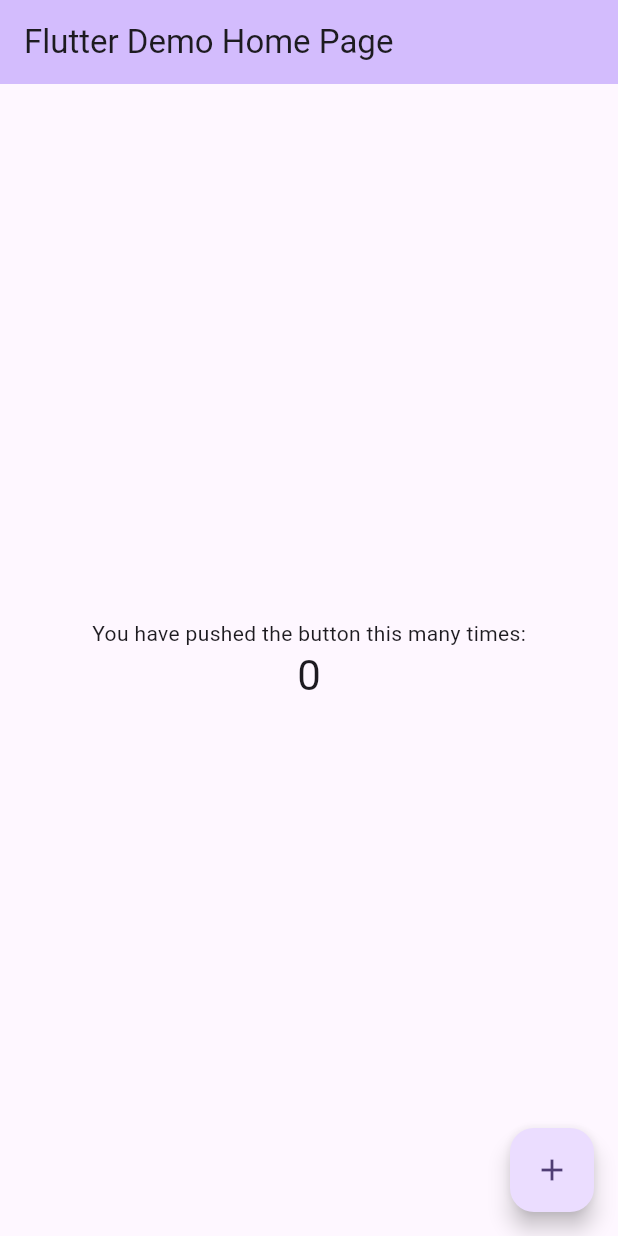
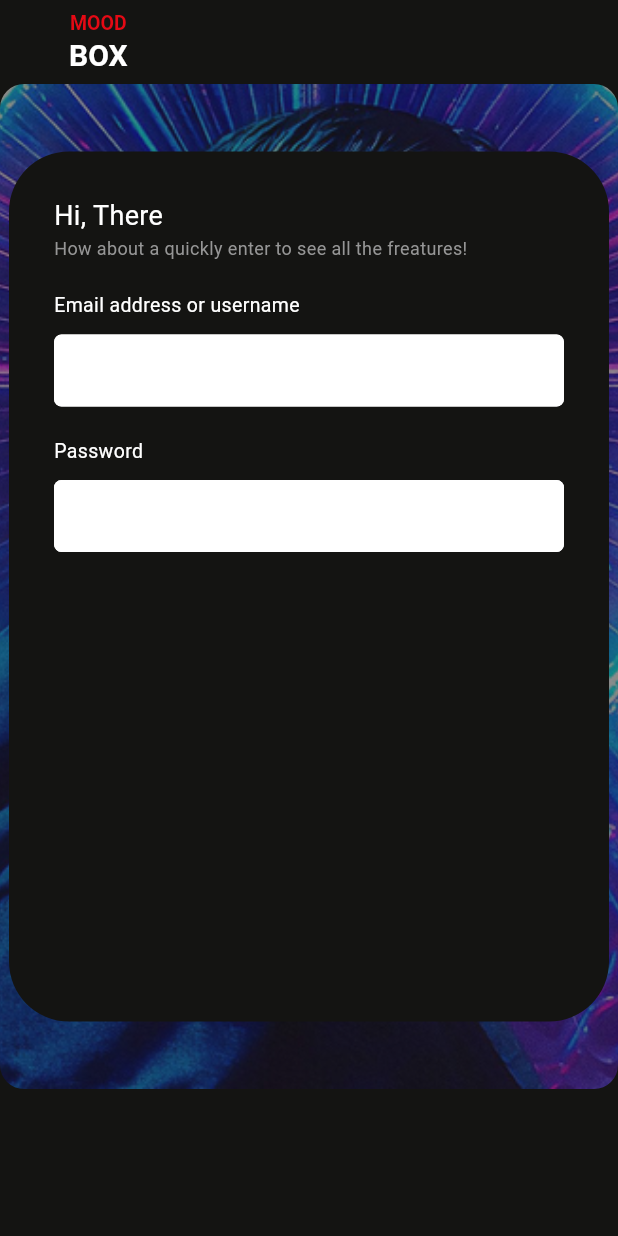
Before and after one commit to Psycho04/movie_app, a Flutter app: the screen it shows after launch, on a phone screen of 412 x 824 dp. Run offline on Flutter 3.47's test engine with Material 3 defaults, Android fonts, the phone set to English and light mode, and no system bars.

Commit message:
Implement authentication screen with custom text fields and spacing utilities

```diff
--- /dev/null
+++ b/lib/core/my_images.dart
@@ -0,0 +1,3 @@
+class MyImages {
+  static const String background = 'assets/images/Poster3.png';
+}
--- /dev/null
+++ b/lib/core/my_text_field.dart
@@ -0,0 +1,120 @@
+// ignore_for_file: camel_case_types, must_be_immutable
+
+import 'package:flutter/material.dart';
+
+class CustomTextField extends StatelessWidget {
+  final double? sizePadding;
+  final Color? colorContainer;
+  final String? text;
+  final bool borderDelete;
+  final TextEditingController controller;
+  final TextAlign? textAlign;
+  final Widget? prefix;
+  final Widget? suffix;
+  final Function()? suffixPressed;
+  final TextInputType? keyboardType;
+  final String? Function(String?)? validator;
+  final TextDirection? textDirection;
+  final Function()? onTap;
+  final bool? obscureText;
+  final Color? fillColor;
+  final Function(String)? onchanged;
+
+  const CustomTextField({
+    super.key,
+    this.borderDelete = false,
+    this.fillColor = Colors.white,
+    this.obscureText = true,
+    required this.onTap,
+    this.textDirection,
+    required this.validator,
+    this.sizePadding = 15,
+    this.keyboardType = TextInputType.text,
+    required this.text,
+    required this.controller,
+    this.textAlign = TextAlign.end,
+    this.suffix,
+    this.prefix,
+    this.suffixPressed,
+    this.onchanged,
+    this.colorContainer,
+  });
+
+  @override
+  Widget build(BuildContext context) {
+    return TextFormField(
+      style: const TextStyle(
+        color: Colors.black,
+        fontSize: 16,
+        fontWeight: FontWeight.w400,
+      ),
+      obscureText: obscureText!,
+      onTap: onTap,
+      onChanged: onchanged,
+      textDirection: textDirection,
+      controller: controller,
+      textAlign: textAlign!,
+      validator: validator,
+      keyboardType: keyboardType,
+      decoration: InputDecoration(
+        contentPadding: const EdgeInsets.symmetric(horizontal: 10,),
+        suffixIconColor: Colors.grey,
+        fillColor: fillColor,
+        filled: true,
+        errorBorder: OutlineInputBorder(
+          borderSide: const BorderSide(
+            color: Colors.red,
+          ),
+          borderRadius: BorderRadius.circular(5),
+        ),
+        focusedErrorBorder: OutlineInputBorder(
+          borderSide: const BorderSide(
+            color: Colors.red,
+          ),
+          borderRadius: BorderRadius.circular(5),
+        ),
+        enabledBorder: borderDelete == false
+            ? outlineInputBorder1()
+            : outlineInputBorderNote(),
+        focusedBorder: borderDelete == false
+            ? outlineInputBorder2()
+            : outlineInputBorderNote(),
+        prefixIcon: prefix,
+        suffixIcon: suffix,
+      ),
+    );
+  }
+  //!ده لما تبقي مش focuse
+
+  OutlineInputBorder outlineInputBorder1() {
+    return OutlineInputBorder(
+      borderRadius: BorderRadius.circular(5),
+      borderSide: const BorderSide(
+        color: Colors.white,
+        width: 0.7,
+      ),
+    );
+  }
+  //!ده لما تبقي مش focuse
+
+  OutlineInputBorder outlineInputBorderNote() {
+    return OutlineInputBorder(
+      borderRadius: BorderRadius.circular(5),
+      borderSide: const BorderSide(
+        color: Colors.white,
+        width: 0.7,
+      ),
+    );
+  }
+
+  //!ده لما تبقي focuse
+  OutlineInputBorder outlineInputBorder2() {
+    return OutlineInputBorder(
+      borderRadius: BorderRadius.circular(5),
+      borderSide: const BorderSide(
+        color: Colors.white,
+        width: 0.7,
+      ),
+    );
+  }
+}
--- /dev/null
+++ b/lib/core/spacing.dart
@@ -0,0 +1,5 @@
+import 'package:flutter/material.dart';
+
+SizedBox vSpace(double height) => SizedBox(height: height);
+SizedBox hSpace(double width) => SizedBox(width: width);
+Divider dSpace() => const Divider(color: Colors.grey, thickness: 0.3);
--- /dev/null
+++ b/lib/feature/auth/auth_screen.dart
@@ -0,0 +1,101 @@
+import 'package:flutter/material.dart';
+import 'package:movie_app/core/my_images.dart';
+import 'package:movie_app/core/my_styles.dart';
+import 'package:movie_app/core/my_text.dart';
+import 'package:movie_app/core/spacing.dart';
+import 'package:movie_app/feature/widget/text_field_with_name.dart';
+
+class AuthScreen extends StatelessWidget {
+  const AuthScreen({super.key});
+
+  @override
+  Widget build(BuildContext context) {
+    return Scaffold(
+        backgroundColor: const Color(0xff141412),
+        appBar: AppBar(
+          backgroundColor: const Color(0xff141412),
+          title: Padding(
+            padding: const EdgeInsets.symmetric(horizontal: 30),
+            child: Column(
+              children: [
+                const Text(
+                  MyText.mood,
+                  style: MyStyles.title13Redw700,
+                ),
+                Text(
+                  MyText.box,
+                  style: MyStyles.title24White700.copyWith(fontSize: 20),
+                ),
+              ],
+            ),
+          ),
+        ),
+        body: SingleChildScrollView(
+            child: Container(
+          width: double.infinity,
+          height: 670,
+          decoration: BoxDecoration(
+            borderRadius: BorderRadius.circular(16),
+            image: const DecorationImage(
+              image: AssetImage(MyImages.background),
+              fit: BoxFit.cover,
+            ),
+          ),
+          child: Stack(
+            children: [
+              Center(
+                child: Container(
+                  width: 400,
+                  height: 580,
+                  decoration: BoxDecoration(
+                    color: const Color(0xff141412),
+                    borderRadius: BorderRadius.circular(40),
+                  ),
+                  child: Padding(
+                    padding: const EdgeInsets.symmetric(
+                        horizontal: 30, vertical: 30),
+                    child: Column(
+                      crossAxisAlignment: CrossAxisAlignment.start,
+                      children: [
+                        Text(
+                          MyText.hiThere,
+                          style:
+                              MyStyles.title24White400.copyWith(fontSize: 18),
+                        ),
+                        Text(
+                          MyText.howAbout,
+                          style: MyStyles.title24White400.copyWith(
+                              fontSize: 12, color: const Color(0xff969696)),
+                        ),
+                        vSpace(20),
+                        TextFieldWithName(
+                          text: MyText.emailAddress,
+                          validator: (value) {
+                            if (value!.isEmpty) {
+                              return 'Email is required';
+                            }
+                            return null;
+                          },
+                          controller: TextEditingController(),
+                        ),
+                        TextFieldWithName(
+                          text: MyText.password,
+                          validator: (value) {
+                            if (value!.isEmpty) {
+                              return 'Password is required';
+                            }
+                            return null;
+                          },
+                          controller: TextEditingController(),
+                          obscureText: true,
+                        ),
+                      ],
+                    ),
+                  ),
+                ),
+              )
+            ],
+          ),
+        )));
+  }
+}
--- /dev/null
+++ b/lib/feature/widget/text_field_with_name.dart
@@ -0,0 +1,48 @@
+import 'package:flutter/material.dart';
+import 'package:movie_app/core/my_styles.dart';
+import 'package:movie_app/core/my_text_field.dart';
+import 'package:movie_app/core/spacing.dart';
+
+class TextFieldWithName extends StatelessWidget {
+  final Widget? suffixWidget;
+  final String text;
+  final bool obscureText;
+  final void Function()? onTap;
+  final String? Function(String?)? validator;
+  final TextEditingController controller;
+
+  const TextFieldWithName({
+    super.key,
+    this.suffixWidget,
+    required this.text,
+    this.obscureText = false,
+    this.onTap,
+    required this.validator,
+    required this.controller,
+  });
+
+  @override
+  Widget build(BuildContext context) {
+    return Column(
+      crossAxisAlignment: CrossAxisAlignment.start,
+      children: [
+        Text(
+          text,
+          style: MyStyles.title24White400.copyWith(fontSize: 13),
+        ),
+        vSpace(10),
+        CustomTextField(
+          text: '',
+          textAlign: TextAlign.start,
+          keyboardType: TextInputType.emailAddress,
+          controller: controller,
+          onTap: onTap,
+          validator: validator,
+          obscureText: obscureText,
+          suffix: suffixWidget,
+        ),
+        vSpace(20),
+      ],
+    );
+  }
+}
--- a/lib/main.dart
+++ b/lib/main.dart
@@ -1,4 +1,5 @@
 import 'package:flutter/material.dart';
+import 'package:movie_app/feature/auth/auth_screen.dart';
 
 void main() {
   runApp(const MyApp());
@@ -7,119 +8,12 @@
 class MyApp extends StatelessWidget {
   const MyApp({super.key});
 
-  // This widget is the root of your application.
   @override
   Widget build(BuildContext context) {
-    return MaterialApp(
-      title: 'Flutter Demo',
-      theme: ThemeData(
-        // This is the theme of your application.
-        //
-        // TRY THIS: Try running your application with "flutter run". You'll see
-        // the application has a purple toolbar. Then, without quitting the app,
-        // try changing the seedColor in the colorScheme below to Colors.green
-        // and then invoke "hot reload" (save your changes or press the "hot
-        // reload" button in a Flutter-supported IDE, or press "r" if you used
-        // the command line to start the app).
-        //
-        // Notice that the counter didn't reset back to zero; the application
-        // state is not lost during the reload. To reset the state, use hot
-        // restart instead.
-        //
-        // This works for code too, not just values: Most code changes can be
-        // tested with just a hot reload.
-        colorScheme: ColorScheme.fromSeed(seedColor: Colors.deepPurple),
-        useMaterial3: true,
-      ),
-      home: const MyHomePage(title: 'Flutter Demo Home Page'),
+    return const MaterialApp(
+      debugShowCheckedModeBanner: false,
+      title: 'M O V I E S',
+      home: AuthScreen(),
     );
   }
 }
-
-class MyHomePage extends StatefulWidget {
-  const MyHomePage({super.key, required this.title});
-
-  // This widget is the home page of your application. It is stateful, meaning
-  // that it has a State object (defined below) that contains fields that affect
-  // how it looks.
-
-  // This class is the configuration for the state. It holds the values (in this
-  // case the title) provided by the parent (in this case the App widget) and
-  // used by the build method of the State. Fields in a Widget subclass are
-  // always marked "final".
-
-  final String title;
-
-  @override
-  State<MyHomePage> createState() => _MyHomePageState();
-}
-
-class _MyHomePageState extends State<MyHomePage> {
-  int _counter = 0;
-
-  void _incrementCounter() {
-    setState(() {
-      // This call to setState tells the Flutter framework that something has
-      // changed in this State, which causes it to rerun the build method below
-      // so that the display can reflect the updated values. If we changed
-      // _counter without calling setState(), then the build method would not be
-      // called again, and so nothing would appear to happen.
-      _counter++;
-    });
-  }
-
-  @override
-  Widget build(BuildContext context) {
-    // This method is rerun every time setState is called, for instance as done
-    // by the _incrementCounter method above.
-    //
-    // The Flutter framework has been optimized to make rerunning build methods
-    // fast, so that you can just rebuild anything that needs updating rather
-    // than having to individually change instances of widgets.
-    return Scaffold(
-      appBar: AppBar(
-        // TRY THIS: Try changing the color here to a specific color (to
-        // Colors.amber, perhaps?) and trigger a hot reload to see the AppBar
-        // change color while the other colors stay the same.
-        backgroundColor: Theme.of(context).colorScheme.inversePrimary,
-        // Here we take the value from the MyHomePage object that was created by
-        // the App.build method, and use it to set our appbar title.
-        title: Text(widget.title),
-      ),
-      body: Center(
-        // Center is a layout widget. It takes a single child and positions it
-        // in the middle of the parent.
-        child: Column(
-          // Column is also a layout widget. It takes a list of children and
-          // arranges them vertically. By default, it sizes itself to fit its
-          // children horizontally, and tries to be as tall as its parent.
-          //
-          // Column has various properties to control how it sizes itself and
-          // how it positions its children. Here we use mainAxisAlignment to
-          // center the children vertically; the main axis here is the vertical
-          // axis because Columns are vertical (the cross axis would be
-          // horizontal).
-          //
-          // TRY THIS: Invoke "debug painting" (choose the "Toggle Debug Paint"
-          // action in the IDE, or press "p" in the console), to see the
-          // wireframe for each widget.
-          mainAxisAlignment: MainAxisAlignment.center,
-          children: <Widget>[
-            const Text(
-              'You have pushed the button this many times:',
-            ),
-            Text(
-              '$_counter',
-              style: Theme.of(context).textTheme.headlineMedium,
-            ),
-          ],
-        ),
-      ),
-      floatingActionButton: FloatingActionButton(
-        onPressed: _incrementCounter,
-        tooltip: 'Increment',
-        child: const Icon(Icons.add),
-      ), // This trailing comma makes auto-formatting nicer for build methods.
-    );
-  }
-}
```
Also changed, not shown: assets/images/Group 89.png (deleted), assets/images/Poster3.png (added).
